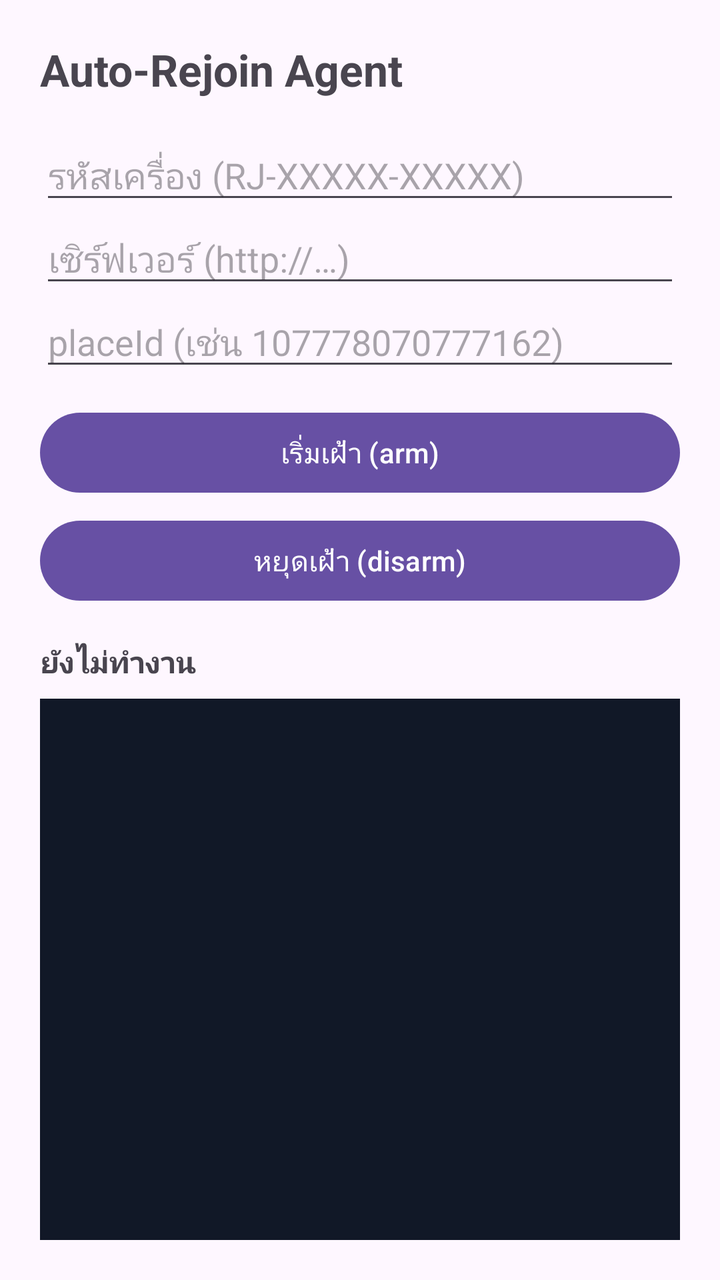
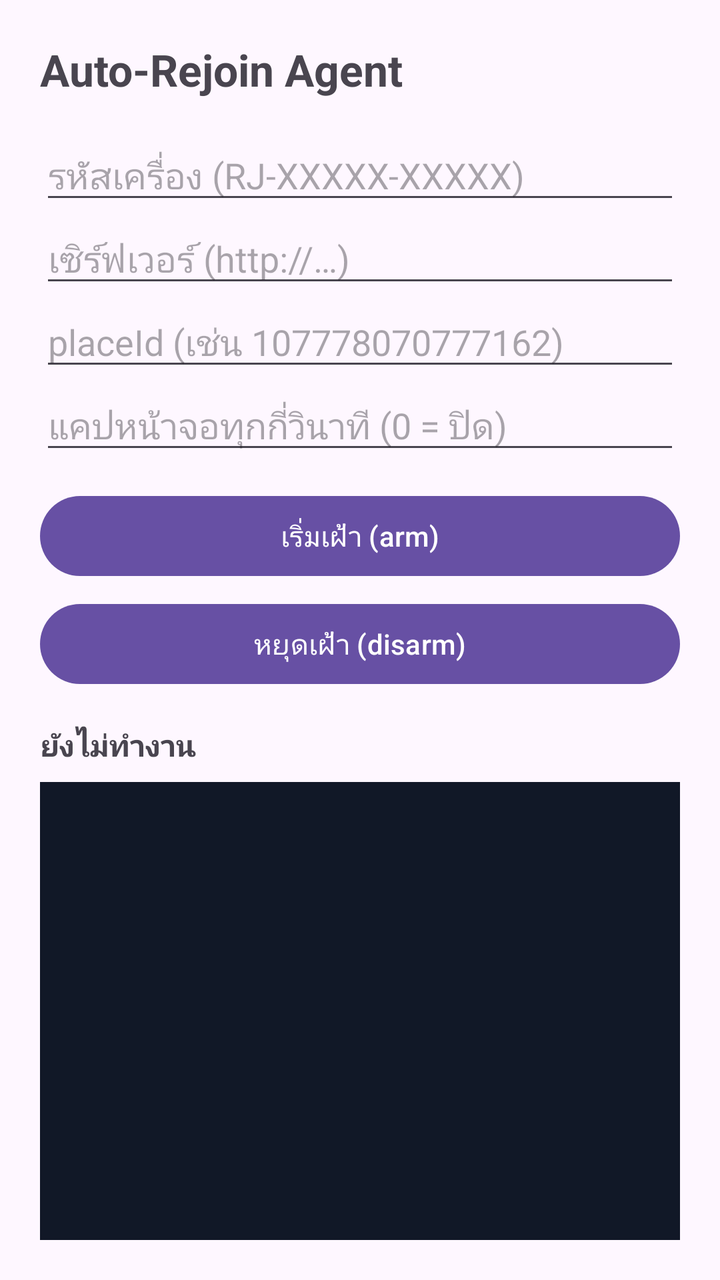

Screens rendered from an Android XML layout before and after an edit, with the pre-edit source and the edit as a unified diff.
<!-- AndroidManifest.xml: application theme Theme.RejoinAgent -->
<!-- res/layout/activity_main.xml -->
<?xml version="1.0" encoding="utf-8"?>
<LinearLayout xmlns:android="http://schemas.android.com/apk/res/android"
    android:layout_width="match_parent"
    android:layout_height="match_parent"
    android:orientation="vertical"
    android:padding="20dp">

    <TextView
        android:layout_width="wrap_content"
        android:layout_height="wrap_content"
        android:text="@string/title"
        android:textSize="22sp"
        android:textStyle="bold"
        android:paddingBottom="16dp" />

    <EditText
        android:id="@+id/inputCode"
        android:layout_width="match_parent"
        android:layout_height="wrap_content"
        android:hint="@string/hint_code"
        android:inputType="text" />

    <EditText
        android:id="@+id/inputServer"
        android:layout_width="match_parent"
        android:layout_height="wrap_content"
        android:hint="@string/hint_server"
        android:inputType="textUri" />

    <EditText
        android:id="@+id/inputPlace"
        android:layout_width="match_parent"
        android:layout_height="wrap_content"
        android:hint="@string/hint_place"
        android:inputType="number" />

    <Button
        android:id="@+id/btnStart"
        android:layout_width="match_parent"
        android:layout_height="wrap_content"
        android:layout_marginTop="12dp"
        android:text="@string/btn_start" />

    <Button
        android:id="@+id/btnStop"
        android:layout_width="match_parent"
        android:layout_height="wrap_content"
        android:layout_marginTop="6dp"
        android:text="@string/btn_stop" />

    <TextView
        android:id="@+id/txtStatus"
        android:layout_width="match_parent"
        android:layout_height="wrap_content"
        android:layout_marginTop="16dp"
        android:text="@string/status_idle"
        android:textSize="15sp"
        android:textStyle="bold" />

    <ScrollView
        android:id="@+id/scrollLog"
        android:layout_width="match_parent"
        android:layout_height="0dp"
        android:layout_weight="1"
        android:layout_marginTop="8dp"
        android:background="#111827"
        android:padding="8dp">

        <TextView
            android:id="@+id/txtLog"
            android:layout_width="match_parent"
            android:layout_height="wrap_content"
            android:fontFamily="monospace"
            android:textColor="#86efac"
            android:textSize="11sp"
            android:textIsSelectable="true" />
    </ScrollView>

</LinearLayout>
<!-- resources referenced by this layout -->
<resources>
  <string name="btn_start">เริ่มเฝ้า (arm)</string>
  <string name="btn_stop">หยุดเฝ้า (disarm)</string>
  <string name="hint_code">รหัสเครื่อง (RJ-XXXXX-XXXXX)</string>
  <string name="hint_place">placeId (เช่น 107778070777162)</string>
  <string name="hint_server">เซิร์ฟเวอร์ (http://…)</string>
  <string name="status_idle">ยังไม่ทำงาน</string>
  <string name="title">Auto-Rejoin Agent</string>
  <style name="Theme.RejoinAgent" parent="Theme.Material3.DayNight.NoActionBar" />
</resources>

<!-- the commit's change to res/layout/activity_main.xml (unified diff, before → after) -->
@@ -32,6 +32,13 @@
         android:layout_width="match_parent"
         android:layout_height="wrap_content"
         android:hint="@string/hint_place"
+        android:inputType="number" />
+
+    <EditText
+        android:id="@+id/inputShot"
+        android:layout_width="match_parent"
+        android:layout_height="wrap_content"
+        android:hint="@string/hint_shot"
         android:inputType="number" />
 
     <Button
<!-- resource entries referenced after the edit -->
@@ -5,6 +5,7 @@
   <string name="hint_code">รหัสเครื่อง (RJ-XXXXX-XXXXX)</string>
   <string name="hint_place">placeId (เช่น 107778070777162)</string>
   <string name="hint_server">เซิร์ฟเวอร์ (http://…)</string>
+  <string name="hint_shot">แคปหน้าจอทุกกี่วินาที (0 = ปิด)</string>
   <string name="status_idle">ยังไม่ทำงาน</string>
   <string name="title">Auto-Rejoin Agent</string>
   <style name="Theme.RejoinAgent" parent="Theme.Material3.DayNight.NoActionBar" />
